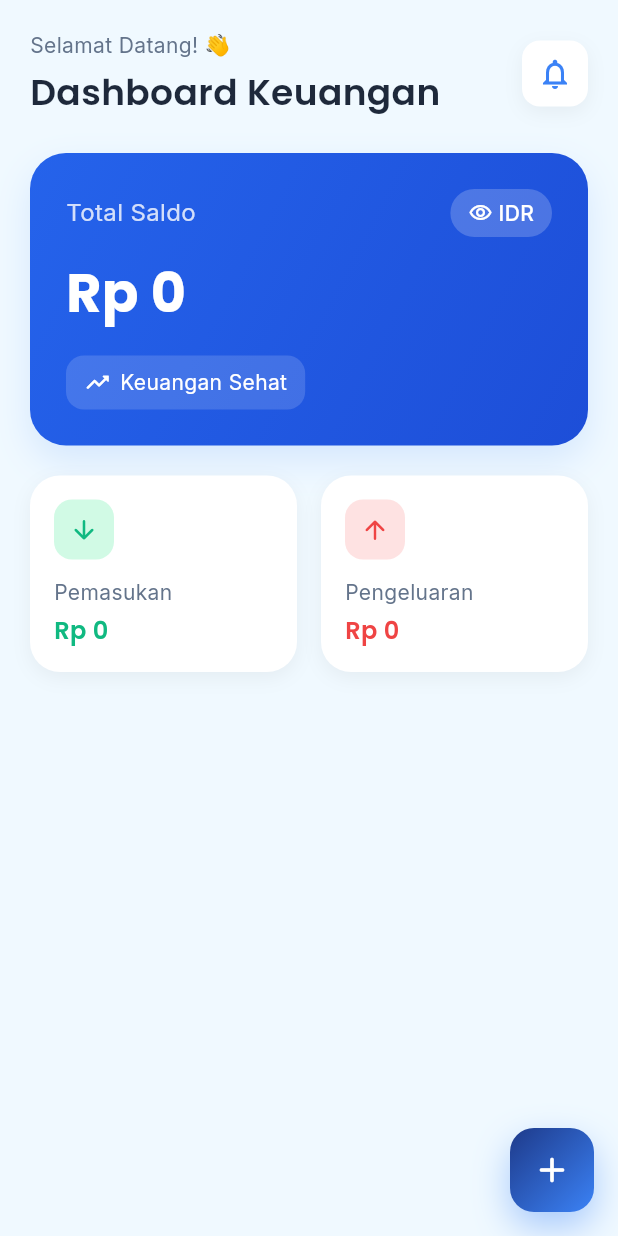
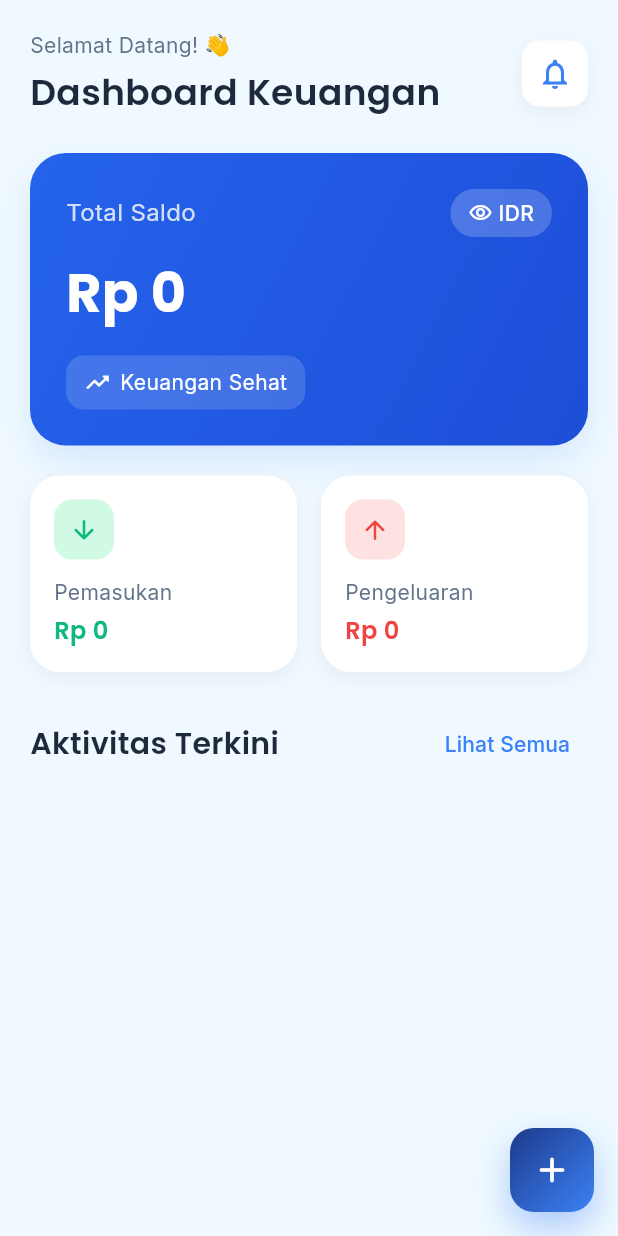
Before and after one commit to Julianarwansah/uas_cashflow_app, a Flutter app: the HomeScreen screen opened directly with empty values, on a phone screen of 412 x 824 dp. Run offline on Flutter 3.47's test engine with Material 3 defaults, Android fonts, the phone set to English and light mode, and no system bars; our stand-ins replace cloud_firestore, firebase_auth, firebase_core, google_fonts, lottie, supabase_flutter; accounts and stored records are empty; generated files the repository leaves out were written again.

Commit message:
daftar aktivitas terkini biar tau abis ngapain aja

```diff
--- a/lib/home/home_screen.dart
+++ b/lib/home/home_screen.dart
@@ -327,5 +327,48 @@ class _HomeScreenState extends State<HomeScreen> {
     );
   }
 
-  Widget _buildRecentActivity(List<Transaction> transactions) => Container();
+  Widget _buildRecentActivity(List<Transaction> recentTransactions) {
+    return Column(
+      crossAxisAlignment: CrossAxisAlignment.start,
+      children: [
+        Row(
+          mainAxisAlignment: MainAxisAlignment.spaceBetween,
+          children: [
+            Text('Aktivitas Terkini', style: AppTheme.titleLarge),
+            TextButton(
+              onPressed: widget.onViewAllTap,
+              child: Text(
+                'Lihat Semua',
+                style: AppTheme.labelLarge.copyWith(color: AppTheme.accentBlue),
+              ),
+            ),
+          ],
+        ),
+        const SizedBox(height: 12),
+        Container(
+          decoration: BoxDecoration(
+            color: Colors.white,
+            borderRadius: BorderRadius.circular(20),
+            boxShadow: AppTheme.softShadow,
+          ),
+          child: ListView.separated(
+            shrinkWrap: true,
+            physics: const NeverScrollableScrollPhysics(),
+            itemCount: recentTransactions.length,
+            separatorBuilder: (_, __) => Divider(
+              height: 1,
+              color: AppTheme.softBlue.withValues(alpha: 0.5),
+              indent: 72,
+            ),
+            itemBuilder: (context, index) {
+              final transaction = recentTransactions[index];
+              return _buildTransactionItem(transaction);
+            },
+          ),
+        ),
+      ],
+    );
+  }
+
+  Widget _buildTransactionItem(Transaction transaction) => Container();
 }
```
